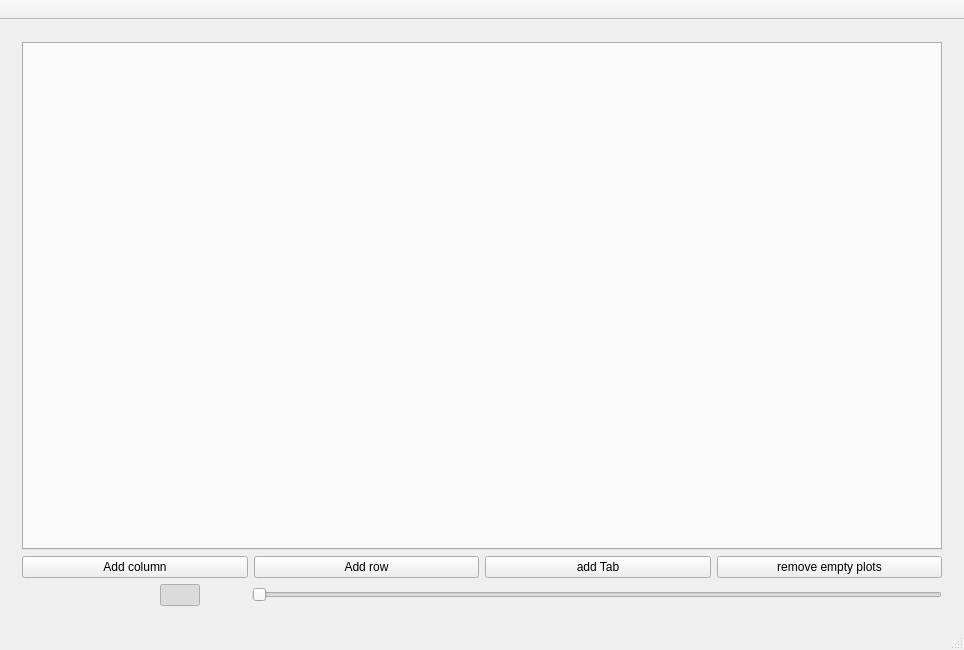
ziparker/PlotJuggler, file plotter_gui/mainwindow.ui: the form before one commit.
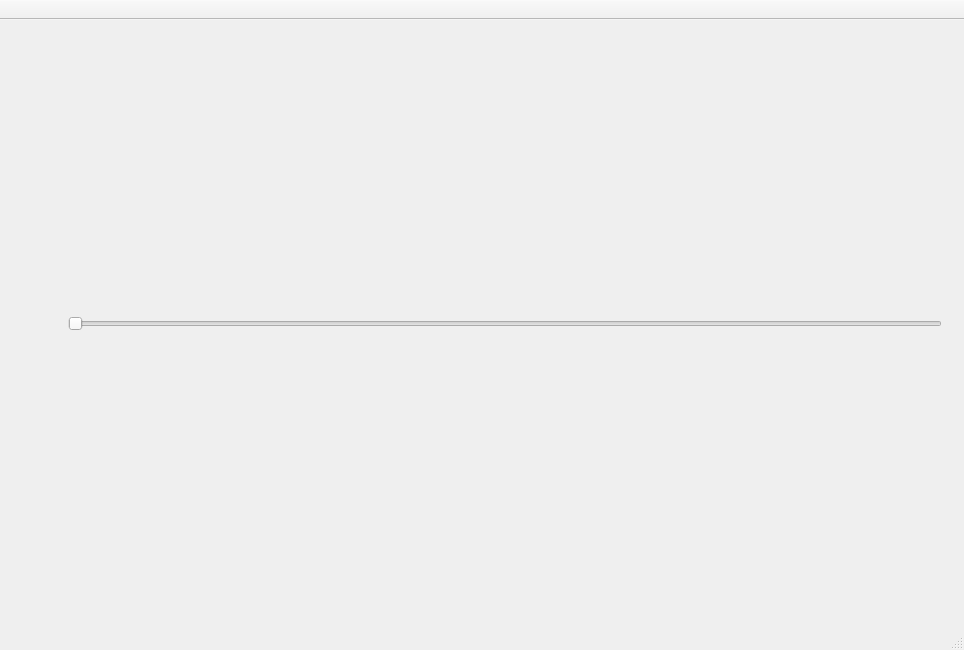
The form after the commit. Icons and pictures are not drawn.

What changed in the file:
```diff
--- a/plotter_gui/mainwindow.ui
+++ b/plotter_gui/mainwindow.ui
@@ -39,194 +39,15 @@
        <bool>false</bool>
       </property>
       <widget class="QWidget" name="layoutWidget">
-       <layout class="QVBoxLayout" name="centralLayout" stretch="0,0,0">
+       <layout class="QVBoxLayout" name="centralLayout" stretch="0">
         <property name="sizeConstraint">
          <enum>QLayout::SetMaximumSize</enum>
         </property>
-        <item>
-         <widget class="QTabWidget" name="tabWidget">
-          <property name="sizePolicy">
-           <sizepolicy hsizetype="Expanding" vsizetype="Expanding">
-            <horstretch>0</horstretch>
-            <verstretch>1</verstretch>
-           </sizepolicy>
-          </property>
-          <property name="autoFillBackground">
-           <bool>true</bool>
-          </property>
-          <property name="currentIndex">
-           <number>-1</number>
-          </property>
-          <property name="tabsClosable">
-           <bool>true</bool>
-          </property>
-          <property name="movable">
-           <bool>true</bool>
-          </property>
-         </widget>
-        </item>
-        <item>
-         <layout class="QHBoxLayout" name="controlsLayout">
-          <property name="sizeConstraint">
-           <enum>QLayout::SetMinimumSize</enum>
-          </property>
-          <item>
-           <widget class="QPushButton" name="pushAddColumn">
-            <property name="sizePolicy">
-             <sizepolicy hsizetype="Minimum" vsizetype="Minimum">
-              <horstretch>0</horstretch>
-              <verstretch>0</verstretch>
-             </sizepolicy>
-            </property>
-            <property name="minimumSize">
-             <size>
-              <width>0</width>
-              <height>20</height>
-             </size>
-            </property>
-            <property name="maximumSize">
-             <size>
-              <width>16777215</width>
-              <height>30</height>
-             </size>
-            </property>
-            <property name="text">
-             <string>Add column</string>
-            </property>
-           </widget>
-          </item>
-          <item>
-           <widget class="QPushButton" name="pushAddRow">
-            <property name="sizePolicy">
-             <sizepolicy hsizetype="Minimum" vsizetype="Minimum">
-              <horstretch>0</horstretch>
-              <verstretch>0</verstretch>
-             </sizepolicy>
-            </property>
-            <property name="maximumSize">
-             <size>
-              <width>16777215</width>
-              <height>30</height>
-             </size>
-            </property>
-            <property name="text">
-             <string>Add row</string>
-            </property>
-           </widget>
-          </item>
-          <item>
-           <widget class="QPushButton" name="addTabButton">
-            <property name="text">
-             <string>add Tab</string>
-            </property>
-           </widget>
-          </item>
-          <item>
-           <widget class="QPushButton" name="pushremoveEmpty">
-            <property name="enabled">
-             <bool>true</bool>
-            </property>
-            <property name="text">
-             <string>remove empty plots</string>
-            </property>
-           </widget>
-          </item>
-         </layout>
-        </item>
         <item>
          <layout class="QHBoxLayout" name="horizontalLayoutZoom">
           <property name="topMargin">
            <number>0</number>
           </property>
-          <item>
-           <widget class="QPushButton" name="pushButtonUndo">
-            <property name="text">
-             <string/>
-            </property>
-            <property name="icon">
-             <iconset resource="resource.qrc">
-              <normaloff>:/icons/resources/undo_32px.png</normaloff>:/icons/resources/undo_32px.png</iconset>
-            </property>
-            <property name="iconSize">
-             <size>
-              <width>26</width>
-              <height>26</height>
-             </size>
-            </property>
-            <property name="flat">
-             <bool>true</bool>
-            </property>
-           </widget>
-          </item>
-          <item>
-           <widget class="QPushButton" name="pushHorizontalResize">
-            <property name="text">
-             <string/>
-            </property>
-            <property name="icon">
-             <iconset resource="resource.qrc">
-              <normaloff>:/icons/resources/resize_horizontal.png</normaloff>:/icons/resources/resize_horizontal.png</iconset>
-            </property>
-            <property name="iconSize">
-             <size>
-              <width>30</width>
-              <height>30</height>
-             </size>
-            </property>
-            <property name="flat">
-             <bool>true</bool>
-            </property>
-           </widget>
-          </item>
-          <item>
-           <widget class="QPushButton" name="pushVerticalResize">
-            <property name="autoFillBackground">
-             <bool>false</bool>
-            </property>
-            <property name="text">
-             <string/>
-            </property>
-            <property name="icon">
-             <iconset resource="resource.qrc">
-              <normaloff>:/icons/resources/resize_vertical.png</normaloff>:/icons/resources/resize_vertical.png</iconset>
-            </property>
-            <property name="iconSize">
-             <size>
-              <width>30</width>
-              <height>30</height>
-             </size>
-            </property>
-            <property name="flat">
-             <bool>true</bool>
-            </property>
-           </widget>
-          </item>
-          <item>
-           <widget class="QPushButton" name="pushLinkHorizontalScale">
-            <property name="text">
-             <string/>
-            </property>
-            <property name="icon">
-             <iconset resource="resource.qrc">
-              <normaloff>:/icons/resources/link.png</normaloff>:/icons/resources/link.png</iconset>
-            </property>
-            <property name="iconSize">
-             <size>
-              <width>30</width>
-              <height>30</height>
-             </size>
-            </property>
-            <property name="checkable">
-             <bool>true</bool>
-            </property>
-            <property name="checked">
-             <bool>true</bool>
-            </property>
-            <property name="flat">
-             <bool>true</bool>
-            </property>
-           </widget>
-          </item>
           <item>
            <widget class="QPushButton" name="pushButtonActivateTracker">
             <property name="text">
```
Left out of the diff: 9 changed lines with no effect on the pictures.
